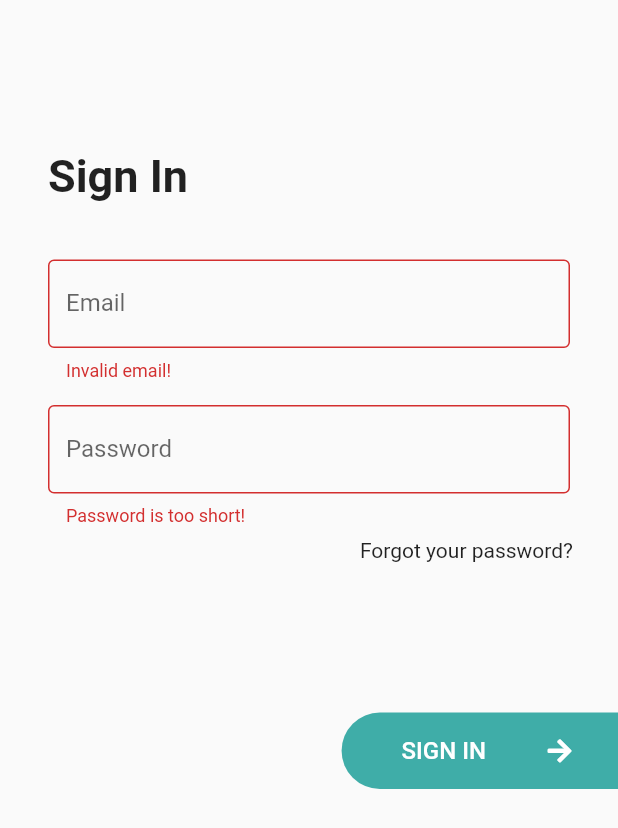
After one commit to atul2938/BookIIITD, a Flutter app: the AuthScreen screen opened directly, on a phone screen of 412 x 824 dp. The commit adds this screen. Shown: the top 828 px of the screen. Run offline on Flutter 3.47's test engine with Material 2 defaults, Android fonts, the phone set to English and light mode, and no system bars; our stand-ins replace firebase_auth, font_awesome_flutter; accounts and stored records are empty.

Commit message:
Few changes

```diff
--- /dev/null
+++ b/lib/backend/Auth.dart
@@ -0,0 +1,16 @@
+import 'package:firebase_auth/firebase_auth.dart';
+
+class AuthProvider{
+  final FirebaseAuth _auth = FirebaseAuth.instance;
+  Future<bool> signInWithEmail(String email, String password) async{
+    try{
+    var user = await _auth.signInWithEmailAndPassword(email: email, password: password);
+    if(user != null)
+     return true;
+    else return false;
+    }
+    catch(e){
+      return false;
+    }
+  }
+}
--- /dev/null
+++ b/lib/widgets/AuthScreen.dart
@@ -0,0 +1,182 @@
+import 'package:flutter/material.dart';
+import 'package:flutter/services.dart';
+import 'package:font_awesome_flutter/font_awesome_flutter.dart';
+import 'package:project1_app/backend/Auth.dart';
+
+class AuthScreen extends StatefulWidget {
+  @override
+  const AuthScreen({
+    Key key,
+  }) : super(key: key);
+  _AuthScreenState createState() => _AuthScreenState();
+}
+
+class _AuthScreenState extends State<AuthScreen> {
+  final GlobalKey<FormState> _formKey = GlobalKey();
+  TextEditingController _emailController;
+  TextEditingController _passwordController;
+
+  @override
+  void initState() {
+    super.initState();
+    _emailController = TextEditingController(text: "");
+    _passwordController = TextEditingController(text: "");
+  }
+
+  // int validatePassword(String value) {
+  //   Pattern pattern =
+  //       r'^(?=.*?[0-9])(?=.*?[!@#\$&*~]).{8,}$';
+  //   RegExp regex = new RegExp(pattern);
+  //   if (!regex.hasMatch(value))
+  //     return 1;
+  //   else
+  //     return 0;
+  // }
+
+  @override
+  Widget build(BuildContext context) {
+    final deviceSize = MediaQuery.of(context).size;
+    return Scaffold(
+      body: SingleChildScrollView(
+        child: Container(
+          height: deviceSize.height,
+          width: deviceSize.width,
+          child: Form(
+            key: _formKey,
+            autovalidate: true,
+            child: Column(
+              crossAxisAlignment: CrossAxisAlignment.start,
+              children: <Widget>[
+                const SizedBox(height: 100.0),
+                Stack(
+                  children: <Widget>[
+                    Padding(
+                      padding: const EdgeInsets.only(left: 32.0),
+                      child: Text(
+                        "Sign In",
+                        style: TextStyle(
+                            fontSize: 30.0, fontWeight: FontWeight.bold),
+                      ),
+                    ),
+                  ],
+                ),
+                const SizedBox(height: 30.0),
+                Padding(
+                  padding:
+                      const EdgeInsets.symmetric(horizontal: 32, vertical: 8.0),
+                  child: TextFormField(
+                    controller: _emailController,
+                    keyboardType: TextInputType.emailAddress,
+                    validator: (value) {
+                      if (value.isEmpty || !value.contains('@') || value.length <8) {
+                        return 'Invalid email!';
+                      }
+                      else if(!value.contains('@iiitd.ac.in')){
+                        return 'Use official IIITD email';
+                      }
+                      else
+                        return null;
+                    },
+                    textInputAction: TextInputAction.done,
+                    autocorrect: false,
+                    maxLength: 30,
+                    decoration: InputDecoration(
+                        labelText: "Email",
+                        hasFloatingPlaceholder: true,
+                        border: OutlineInputBorder(),
+                        counterText: ""),
+                  ),
+                ),
+                Padding(
+                  padding:
+                      const EdgeInsets.symmetric(horizontal: 32, vertical: 8.0),
+                  child: TextFormField(
+                    controller: _passwordController,
+                    obscureText: true,
+                    validator: (value) {
+                      if (value.isEmpty || value.length < 5) {
+                        return 'Password is too short!';
+                      }
+                      else return null;
+                    },
+                    decoration: InputDecoration(
+                        labelText: "Password",
+                        hasFloatingPlaceholder: true,
+                        border: OutlineInputBorder()),
+                  ),
+                ),
+                Container(
+                    padding: const EdgeInsets.only(right: 30.0),
+                    alignment: Alignment.centerRight,
+                    child: Text("Forgot your password?")),
+                const SizedBox(height: 100.0),
+                Align(
+                  alignment: Alignment.centerRight,
+                  child: RaisedButton(
+                    padding: const EdgeInsets.fromLTRB(40.0, 16.0, 30.0, 16.0),
+                    color: Color(0xff3FADA8),
+                    elevation: 0,
+                    shape: RoundedRectangleBorder(
+                        borderRadius: BorderRadius.only(
+                            topLeft: Radius.circular(30.0),
+                            bottomLeft: Radius.circular(30.0))),
+                    onPressed: () async{
+                      //What happens when "Sign In" is clicked
+                      if(_emailController.text.isEmpty || _passwordController.text.isEmpty){
+                        return;
+                      }
+                      bool res = await AuthProvider().signInWithEmail(
+                          _emailController.text, _passwordController.text);
+                      if(!res){
+                        print("Login Failed");
+                      }
+                    },
+                    child: Row(
+                      mainAxisSize: MainAxisSize.min,
+                      children: <Widget>[
+                        Text(
+                          "Sign In".toUpperCase(),
+                          style: TextStyle(fontSize: 16.0, color: Colors.white),
+                        ),
+                        const SizedBox(width: 40.0),
+                        Icon(
+                          FontAwesomeIcons.arrowRight,
+                          size: 18.0,
+                          color: Colors.white,
+                        )
+                      ],
+                    ),
+                  ),
+                ),
+                // const SizedBox(height: 50.0),
+                // Row(
+                //   mainAxisAlignment: MainAxisAlignment.center,
+                //   children: <Widget>[
+                //     OutlineButton.icon(
+                //       padding: const EdgeInsets.symmetric(
+                //         vertical: 8.0,
+                //         horizontal: 30.0,
+                //       ),
+                //       shape: RoundedRectangleBorder(
+                //           borderRadius: BorderRadius.circular(20.0)),
+                //       borderSide: BorderSide(color: Colors.red),
+                //       color: Colors.red,
+                //       highlightedBorderColor: Colors.red,
+                //       textColor: Colors.red,
+                //       icon: Icon(
+                //         FontAwesomeIcons.googlePlusG,
+                //         size: 18.0,
+                //       ),
+                //       label: Text("Google"),
+                //       onPressed: () {},
+                //     ),
+                //   ],
+                // )
+              ],
+            ),
+          ),
+        ),
+      ),
+    );
+  }
+}
--- a/pubspec.yaml
+++ b/pubspec.yaml
@@ -20,6 +20,7 @@ dependencies:
   flutter:
     sdk: flutter
   firebase_auth: ^0.14.0+5
+  font_awesome_flutter: ^8.5.0
 
   # The following adds the Cupertino Icons font to your application.
   # Use with the CupertinoIcons class for iOS style icons.
```
Also changed, not shown: lib/backend/authentication.dart (deleted, +0 -53 lines), lib/main.dart (+18 -8 lines), lib/widgets/LoginScreen.dart (deleted, +0 -208 lines), lib/widgets/rootPage.dart (deleted, +0 -87 lines), pubspec.lock, 2 other files.
